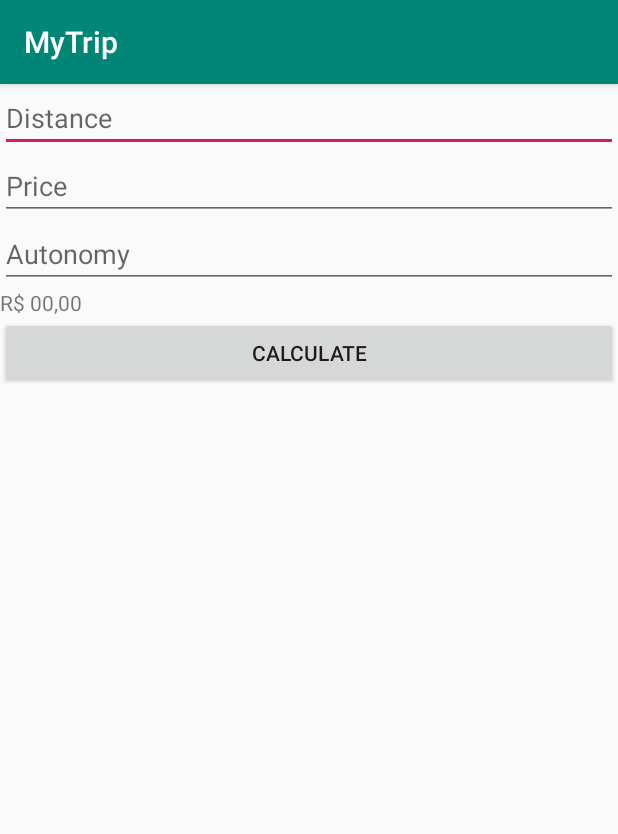
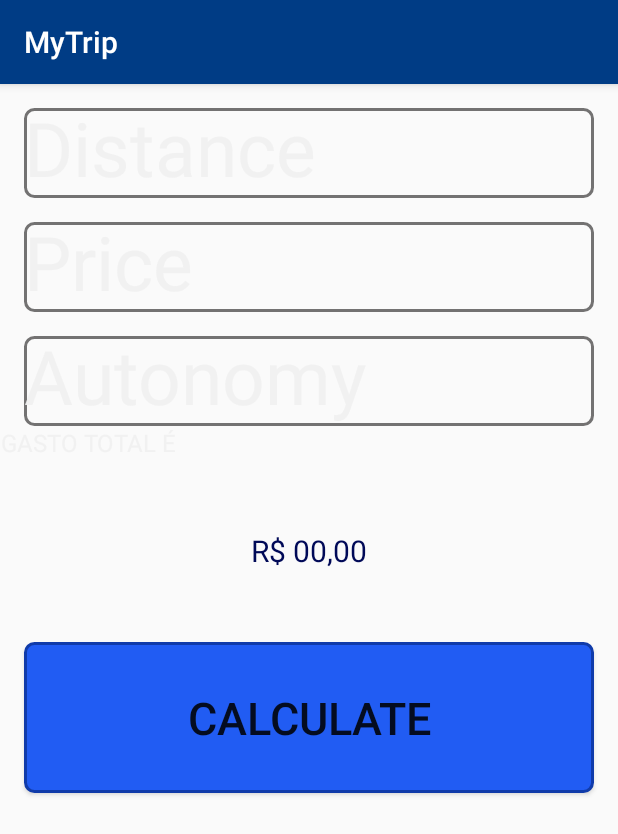
Before and after one commit to lnsantos/MyTrip, an Android app: the screen it shows after launch (MainActivity), on a phone screen of 412 x 824 dp. Shown: the top 834 px of the screen. Run offline under Robolectric (Android 15) with nearby library versions, the phone set to English and light mode, and no system bars.

Commit message:
Basic Designer

```diff
--- /dev/null
+++ b/app/src/main/res/drawable/btn.xml
@@ -0,0 +1,13 @@
+<?xml version="1.0" encoding="utf-8"?>
+<shape xmlns:android="http://schemas.android.com/apk/res/android"
+       android:padding="10dp"
+       android:shape="rectangle">
+
+    <solid android:color="#215CF3" />
+    <stroke android:color="#103BAA" android:width="2dp"/>
+    <corners android:bottomLeftRadius="6dp"
+             android:topLeftRadius="6dp"
+             android:bottomRightRadius="6dp"
+             android:topRightRadius="6dp" />
+
+</shape>
--- /dev/null
+++ b/app/src/main/res/drawable/edit_text.xml
@@ -0,0 +1,13 @@
+<?xml version="1.0" encoding="utf-8"?>
+<shape xmlns:android="http://schemas.android.com/apk/res/android"
+       android:padding="10dp"
+       android:shape="rectangle">
+
+        <solidc android:color="#fff" />
+        <stroke android:color="@color/colorDark"  android:width="2dp"/>
+        <corners android:bottomLeftRadius="6dp"
+                 android:topLeftRadius="6dp"
+                 android:bottomRightRadius="6dp"
+                 android:topRightRadius="6dp" />
+
+</shape>
--- a/app/src/main/res/layout/activity_main.xml
+++ b/app/src/main/res/layout/activity_main.xml
@@ -9,36 +9,86 @@
         tools:context=".MainActivity">
 
         <EditText android:layout_width="match_parent"
-                  android:layout_height="wrap_content"
+                  android:layout_height="60dp"
+                  android:textSize="50dp"
                   android:hint="Distance"
                   android:inputType="number"
+                  android:textColor="@color/colorDark"
+                  android:textColorHint="@color/colorLight"
+                  android:layout_marginTop="16dp"
+                  android:layout_marginLeft="16dp"
+                  android:layout_marginRight="16dp"
+                  android:layout_gravity="center"
+                  android:background="@drawable/edit_text"
                   android:id="@+id/edt_distance"
         />
 
         <EditText android:layout_width="match_parent"
-                  android:layout_height="wrap_content"
+                  android:layout_height="60dp"
+                  android:textSize="50dp"
                   android:hint="Price"
+                  android:layout_gravity="center"
                   android:inputType="number"
+                  android:textColor="@color/colorDark"
+                  android:textColorHint="@color/colorLight"
+                  android:layout_marginTop="16dp"
+                  android:layout_marginLeft="16dp"
+                  android:layout_marginRight="16dp"
+                  android:background="@drawable/edit_text"
                   android:id="@+id/edt_price"
         />
 
+
         <EditText android:layout_width="match_parent"
-                  android:layout_height="wrap_content"
+                  android:layout_height="60dp"
+                  android:textSize="50dp"
                   android:hint="Autonomy"
                   android:inputType="number"
+                  android:layout_gravity="center"
+                  android:textColor="@color/colorDark"
+                  android:textColorHint="@color/colorLight"
+                  android:background="@drawable/edit_text"
+                  android:layout_marginTop="16dp"
+                  android:layout_marginLeft="16dp"
+                  android:layout_marginRight="16dp"
                   android:id="@+id/edt_autonomy"
         />
 
+        <TextView android:layout_width="wrap_content"
+                  android:layout_height="wrap_content"
+                  android:gravity="center"
+                  android:textColor="@color/colorLight"
+                  android:textSize="16dp"
+                  android:textAllCaps="true"
+                  android:text="Gasto TOTAL é "
+
+        />
+
         <TextView android:layout_width="match_parent"
-                  android:layout_height="wrap_content"
+                  android:layout_height="90dp"
+                  android:layout_gravity="center"
                   android:id="@+id/textResult"
+                  android:gravity="center"
+                  android:textSize="20dp"
+                  android:layout_marginTop="16dp"
+                  android:layout_marginLeft="16dp"
+                  android:layout_marginRight="16dp"
+                  android:textColor="@color/colorPrimaryDark"
                   android:text="R$ 00,00"
         />
 
         <Button android:layout_width="match_parent"
                 android:layout_height="wrap_content"
+                android:layout_gravity="center"
                 android:text="Calculate"
+                android:layout_marginTop="16dp"
+                android:layout_marginLeft="16dp"
+                android:layout_marginRight="16dp"
                 android:id="@+id/btn_calculate"
+                android:paddingTop="30dp"
+                android:padding="30dp"
+                android:textSize="30dp"
+                android:background="@drawable/btn"
         />
 
 </androidx.appcompat.widget.LinearLayoutCompat>
--- a/app/src/main/res/values/colors.xml
+++ b/app/src/main/res/values/colors.xml
@@ -1,6 +1,8 @@
 <?xml version="1.0" encoding="utf-8"?>
 <resources>
-    <color name="colorPrimary">#008577</color>
-    <color name="colorPrimaryDark">#00574B</color>
-    <color name="colorAccent">#D81B60</color>
+    <color name="colorPrimary">#003C85</color>
+    <color name="colorPrimaryDark">#000957</color>
+    <color name="colorAccent">#1BBCD8</color>
+    <color name="colorLight">#f0f0f0f0</color>
+    <color name="colorDark">#D2575656</color>
 </resources>
```
